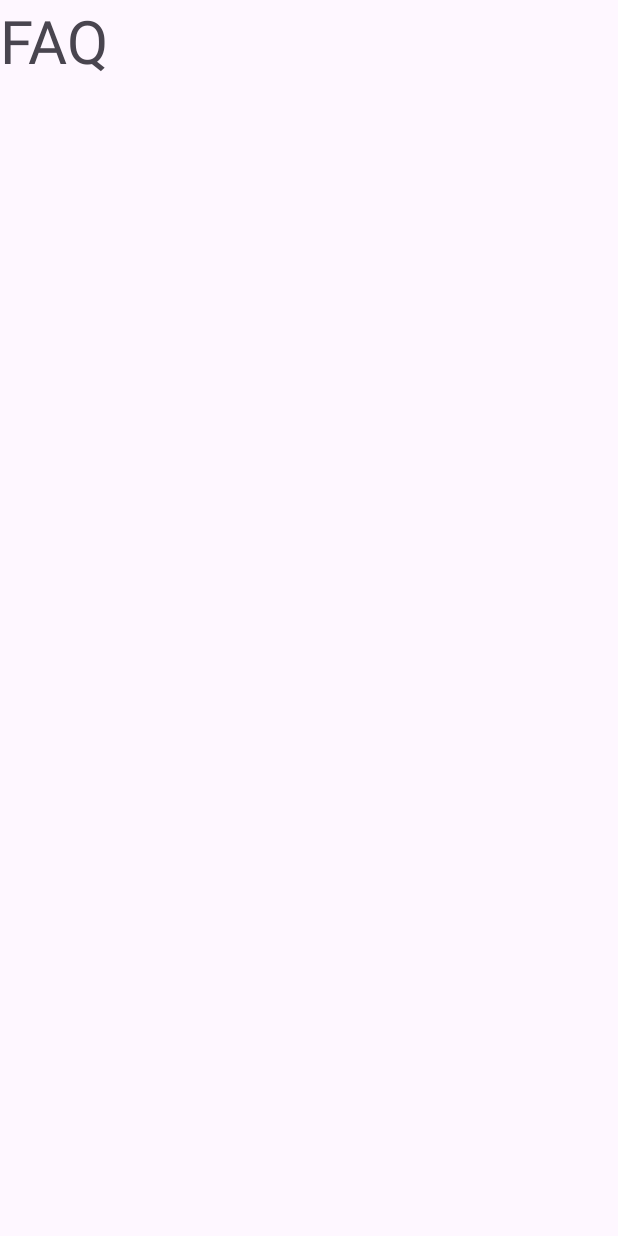
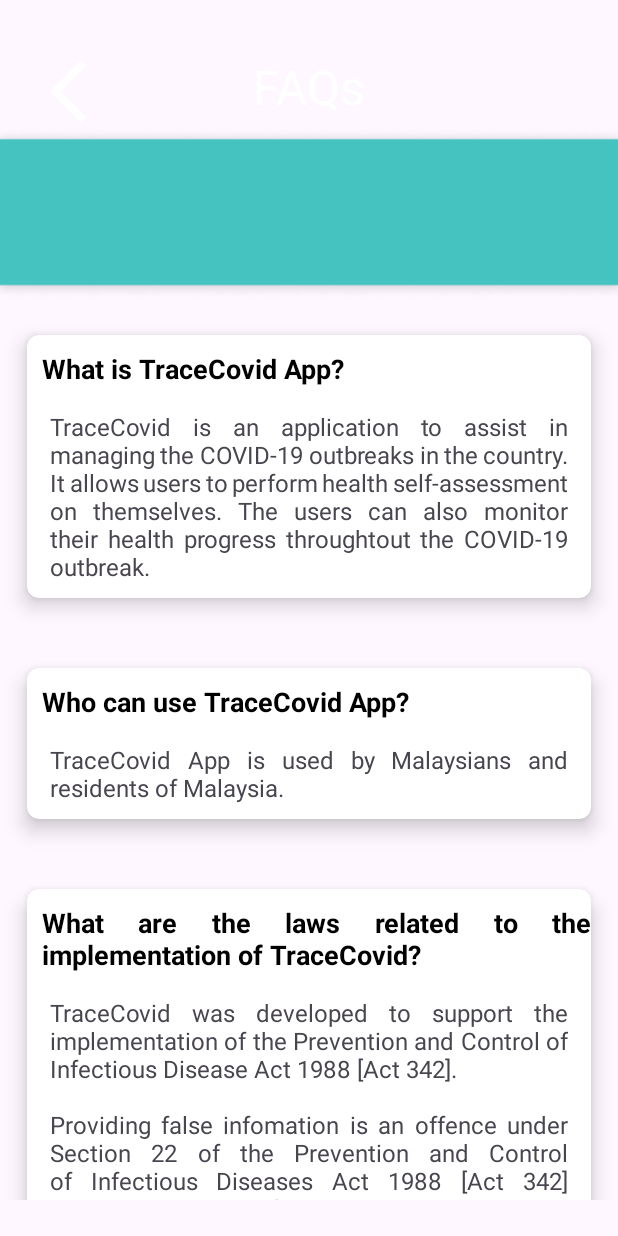
Before and after one commit to ChanZH0525/TraceCovid, an Android app: the FAQ screen opened directly, with no data from a screen before it, on a phone screen of 412 x 824 dp. Before the commit the screen is almost empty. Run offline under Robolectric (Android 15) with nearby library versions, the phone set to English and light mode, and no system bars.

Commit message:
FAQ completed

```diff
--- a/TraceCovid/app/src/main/java/com/example/tracecovid/FAQ.kt
+++ b/TraceCovid/app/src/main/java/com/example/tracecovid/FAQ.kt
@@ -1,11 +1,45 @@
 package com.example.tracecovid
 
+import android.content.Intent
 import androidx.appcompat.app.AppCompatActivity
 import android.os.Bundle
+import android.widget.ImageView
+import androidx.recyclerview.widget.LinearLayoutManager
+import androidx.recyclerview.widget.RecyclerView
 
 class FAQ : AppCompatActivity() {
     override fun onCreate(savedInstanceState: Bundle?) {
         super.onCreate(savedInstanceState)
         setContentView(R.layout.activity_faq)
+        val back_btn: ImageView = findViewById(R.id.btn_back_faq)
+        back_btn.setOnClickListener {
+            startActivity(Intent(this, MainActivity::class.java))
+            finish()
+        }
+        var faq: ArrayList<FAQClass> = arrayListOf(
+            FAQClass(
+                "What is TraceCovid App?",
+                "TraceCovid is an application to assist in managing the COVID-19 outbreaks in the country. It allows users to perform health self-assessment on themselves. The users can also monitor their health progress throughtout the COVID-19 outbreak."
+            ),
+            FAQClass(
+                "Who can use TraceCovid App?",
+                "TraceCovid App is used by Malaysians and residents of Malaysia.",
+                ),
+            FAQClass(
+                "What are the laws related to the implementation of TraceCovid?",
+                "TraceCovid was developed to support the implementation of the Prevention and Control of Infectious Disease Act 1988 [Act 342].\n" +
+                        "\n" +
+                        "Providing false infomation is an offence under Section 22 of the Prevention and Control of Infectious Diseases Act 1988 [Act 342] and Section 233 of the Communication and Muntimedia Act 1988 [Act 588].",
+            )
+        )
+
+
+        val recyclerview : RecyclerView= findViewById<RecyclerView>(R.id.faq_recyclerview)
+        recyclerview.layoutManager = LinearLayoutManager(
+            this,
+            LinearLayoutManager.VERTICAL,
+            false
+        )
+        recyclerview.adapter = FAQAdapter(faq)
     }
 }
--- /dev/null
+++ b/TraceCovid/app/src/main/java/com/example/tracecovid/FAQAdapter.kt
@@ -0,0 +1,37 @@
+package com.example.tracecovid
+
+import android.view.LayoutInflater
+import android.view.View
+import android.view.ViewGroup
+import android.widget.TextView
+import androidx.recyclerview.widget.RecyclerView
+import org.w3c.dom.Text
+
+class FAQAdapter (var faq: ArrayList<FAQClass>):RecyclerView.Adapter<FAQAdapter.FAQViewHolder>() {
+    class FAQViewHolder( itemView: View):RecyclerView.ViewHolder(itemView) {
+        val faq_question=itemView.findViewById<TextView>(R.id.faqQuestion)
+        val faq_ans=itemView.findViewById<TextView>(R.id.faqans)
+        fun bind(f:FAQClass)
+        {
+            faq_question.text=f.question
+            faq_ans.text=f.answer
+        }
+
+
+    }
+
+    override fun onCreateViewHolder(parent: ViewGroup, viewType: Int): FAQViewHolder {
+        val view = LayoutInflater.from(parent.context)
+            .inflate(R.layout.faq_list,parent,false)
+        return FAQAdapter.FAQViewHolder(view)
+    }
+
+    override fun onBindViewHolder(holder: FAQViewHolder, position: Int) {
+        holder.bind(faq[position])
+    }
+
+    override fun getItemCount(): Int {
+        return faq.size
+    }
+
+}
--- /dev/null
+++ b/TraceCovid/app/src/main/java/com/example/tracecovid/FAQClass.kt
@@ -0,0 +1,6 @@
+package com.example.tracecovid
+
+data class FAQClass (
+    var question: String,
+    var answer: String
+        )
--- a/TraceCovid/app/src/main/java/com/example/tracecovid/RiskAssessment.kt
+++ b/TraceCovid/app/src/main/java/com/example/tracecovid/RiskAssessment.kt
@@ -17,7 +17,7 @@ class RiskAssessment : AppCompatActivity() {
             finish()
         }
         var questionnaire: ArrayList<RiskAssessmentClass> = arrayListOf(
-            RiskAssessmentClass("Do you have the following symptoms?\n - Fever \n - Cough \n - Sore Throat \n Diarrhea \n Fatigue \n Body Ache"),
+            RiskAssessmentClass("Do you have the following symptoms?\n - Fever \n - Cough \n - Sore Throat \n - Diarrhea \n - Fatigue \n - Body Ache"),
             RiskAssessmentClass("Have you attended any event/area associated with a known Covid-19 cluster?"),
             RiskAssessmentClass("Have you travelled abroad in the last 14 days?"),
             RiskAssessmentClass("Have you had close contact with any suspected/confirmed cases of Covid-19 in the last 14 days?"),
--- a/TraceCovid/app/src/main/res/layout/activity_faq.xml
+++ b/TraceCovid/app/src/main/res/layout/activity_faq.xml
@@ -1,15 +1,72 @@
 <?xml version="1.0" encoding="utf-8"?>
-<LinearLayout xmlns:android="http://schemas.android.com/apk/res/android"
+<androidx.constraintlayout.widget.ConstraintLayout xmlns:android="http://schemas.android.com/apk/res/android"
     xmlns:app="http://schemas.android.com/apk/res-auto"
     xmlns:tools="http://schemas.android.com/tools"
     android:layout_width="match_parent"
     android:layout_height="match_parent"
     android:orientation="vertical"
     tools:context=".FAQ">
+    <ImageView
+        android:id="@+id/imageView2"
+        android:layout_width="517dp"
+        android:layout_height="115dp"
+        android:layout_marginBottom="624dp"
+        android:src="@drawable/img"
+        app:layout_constraintBottom_toBottomOf="parent"
+        app:layout_constraintEnd_toEndOf="parent"
+        app:layout_constraintStart_toStartOf="parent" />
+
+    <ImageView
+        android:id="@+id/btn_back_faq"
+        android:layout_width="50dp"
+        android:layout_height="50dp"
+        android:layout_marginLeft="20dp"
+        android:layout_marginEnd="341dp"
+        android:layout_marginBottom="26dp"
+        android:src="@drawable/ic_baseline_arrow_back_ios_new_24"
+        app:layout_constraintBottom_toBottomOf="parent"
+        app:layout_constraintEnd_toEndOf="parent"
+        app:layout_constraintHorizontal_bias="1.0"
+        app:layout_constraintStart_toStartOf="parent"
+        app:layout_constraintTop_toTopOf="parent"
+        app:layout_constraintVertical_bias="0.048"
+        app:tint="@color/white" />
+
     <TextView
+        android:id="@+id/textView4"
         android:layout_width="wrap_content"
         android:layout_height="wrap_content"
-        android:text="FAQ"
-        android:textSize="40dp"/>
+        android:text="FAQs"
+        android:textColor="@color/white"
+        android:textSize="32sp"
+        app:layout_constraintBottom_toBottomOf="parent"
+        app:layout_constraintEnd_toEndOf="parent"
+        app:layout_constraintStart_toStartOf="parent"
+        app:layout_constraintTop_toTopOf="parent"
+        app:layout_constraintVertical_bias="0.046" />
 
-</LinearLayout>
+
+    <ScrollView
+        android:layout_width="match_parent"
+        android:layout_height="600dp"
+        app:layout_constraintBottom_toBottomOf="parent"
+        app:layout_constraintTop_toBottomOf="@+id/imageView2"
+        app:layout_constraintVertical_bias="0.0"
+        tools:layout_editor_absoluteX="0dp">
+
+        <androidx.recyclerview.widget.RecyclerView
+            android:id="@+id/faq_recyclerview"
+            android:layout_width="match_parent"
+            android:layout_height="600dp"
+            android:layout_marginTop="10dp"
+            app:layout_constraintBottom_toBottomOf="parent"
+            app:layout_constraintEnd_toEndOf="parent"
+            app:layout_constraintStart_toStartOf="parent"
+            app:layout_constraintTop_toBottomOf="@+id/textView4"
+            app:layout_constraintVertical_bias="0.071">
+
+
+        </androidx.recyclerview.widget.RecyclerView>
+    </ScrollView>
+
+</androidx.constraintlayout.widget.ConstraintLayout>
--- /dev/null
+++ b/TraceCovid/app/src/main/res/layout/faq_list.xml
@@ -0,0 +1,44 @@
+<?xml version="1.0" encoding="utf-8"?>
+<androidx.cardview.widget.CardView xmlns:android="http://schemas.android.com/apk/res/android"
+    android:layout_width="match_parent"
+    android:layout_height="wrap_content"
+    xmlns:app="http://schemas.android.com/apk/res-auto"
+    android:layout_margin="5dp"
+    app:cardBackgroundColor="@color/white"
+    app:cardCornerRadius="8dp"
+    app:cardElevation="8dp"
+    app:cardMaxElevation="10dp"
+    app:cardPreventCornerOverlap="true"
+    app:cardUseCompatPadding="true">
+    <RelativeLayout
+        android:layout_width="match_parent"
+        android:layout_height="wrap_content">
+        <TextView
+            android:id="@+id/faqQuestion"
+            android:justificationMode="inter_word"
+            android:layout_marginRight="15dp"
+            android:layout_width="match_parent"
+            android:layout_height="wrap_content"
+            android:layout_marginStart="10dp"
+            android:layout_marginTop="10dp"
+            android:text="Questions"
+            android:layout_marginLeft="15dp"
+            android:textColor="@color/black"
+            android:textSize="18sp"
+            android:textStyle="bold" />
+        <TextView
+            android:id="@+id/faqans"
+            android:justificationMode="inter_word"
+            android:layout_marginTop="15dp"
+            android:layout_marginRight="15dp"
+            android:layout_marginBottom="10dp"
+            android:layout_marginLeft="15dp"
+            android:layout_width="match_parent"
+            android:layout_height="wrap_content"
+            android:textSize="16sp"
+            android:text="answer"
+            android:layout_below="@id/faqQuestion"/>
+    </RelativeLayout>
+
+
+</androidx.cardview.widget.CardView>
```
